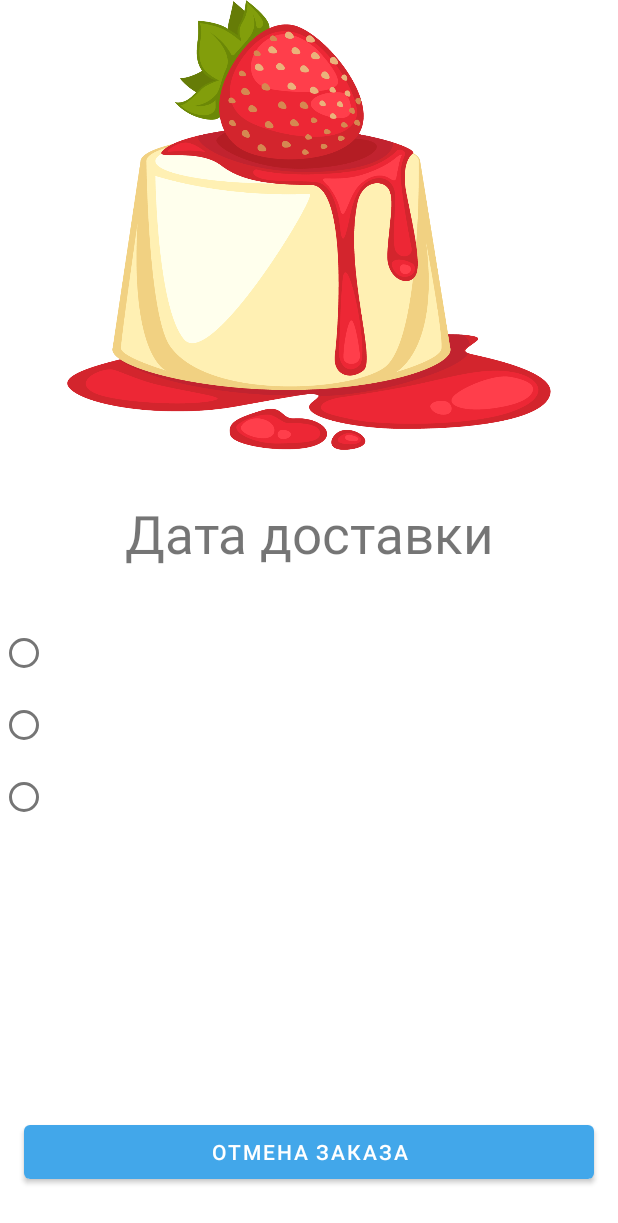
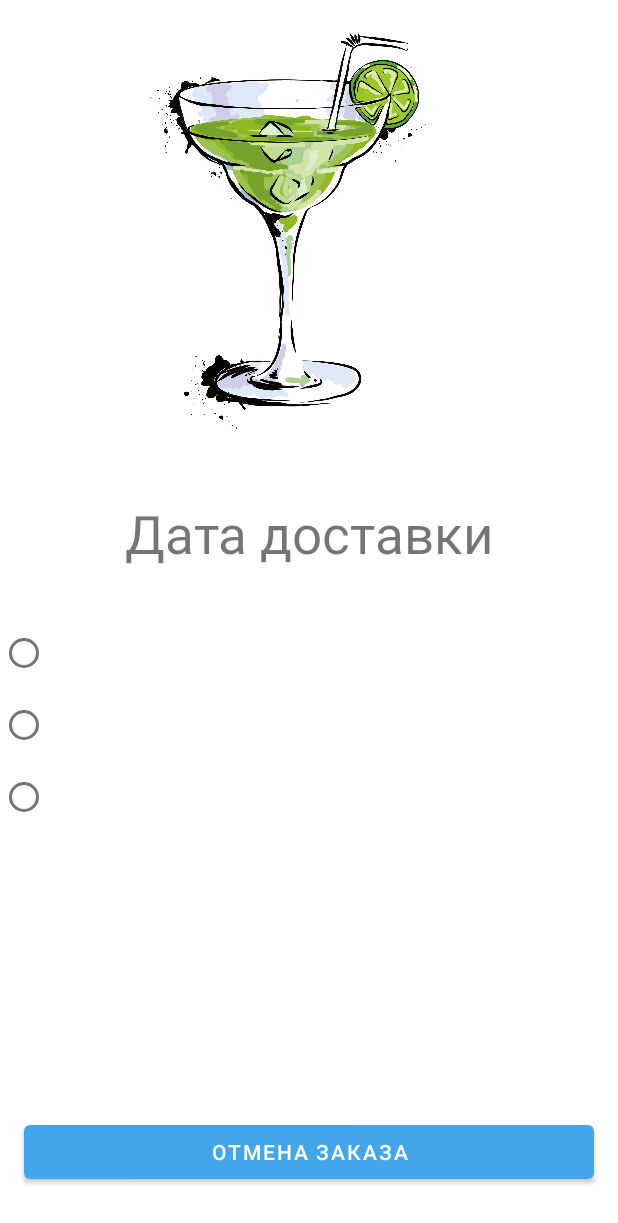
Before and after one commit to Brav9/SmartCoffee, an Android app: the layout fragment_pickup_cocktail.xml on its own in the app's theme, with its tools: preview values and no code run, on a phone screen of 412 x 824 dp. Shown: the top 1223 px of the screen. Run offline under Robolectric (Android 15) with nearby library versions, the phone set to English and light mode, and no system bars.

Commit message:
Добавление элементов в макет fragment_pickup_cocktail.xml

```diff
--- a/app/src/main/res/layout/fragment_pickup_cocktail.xml
+++ b/app/src/main/res/layout/fragment_pickup_cocktail.xml
@@ -10,7 +10,7 @@
         android:id="@+id/imProduct"
         android:layout_width="0dp"
         android:layout_height="300dp"
-        android:src="@drawable/cake"
+        android:src="@drawable/cocktail"
         app:layout_constraintEnd_toEndOf="parent"
         app:layout_constraintStart_toStartOf="parent"
         app:layout_constraintTop_toTopOf="parent" />
```
